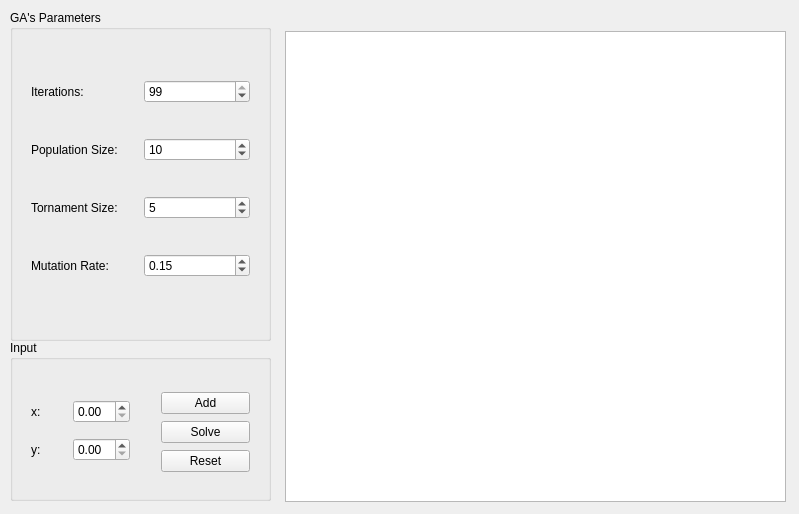
Old version of the form ui.ui in the repository ITE-5th/genetic-tsp.
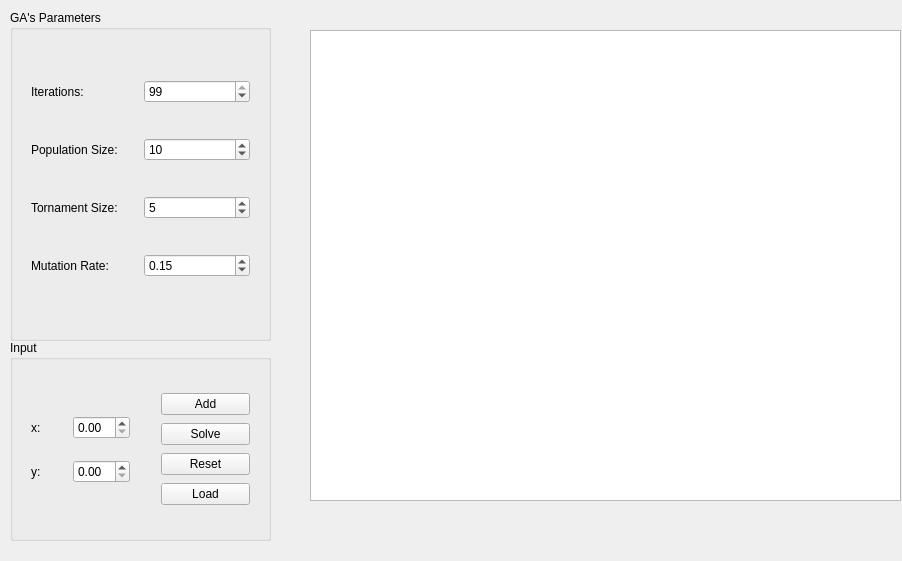
New version of the form. Custom widgets are drawn as their Qt base class.

```diff
--- a/ui.ui
+++ b/ui.ui
@@ -6,8 +6,8 @@
             <rect>
                 <x>0</x>
                 <y>0</y>
-                <width>799</width>
-                <height>514</height>
+                <width>902</width>
+                <height>561</height>
             </rect>
         </property>
         <property name="windowTitle">
@@ -117,7 +117,7 @@
                         <x>10</x>
                         <y>340</y>
                         <width>261</width>
-                        <height>161</height>
+                        <height>201</height>
                     </rect>
                 </property>
                 <property name="title">
@@ -127,9 +127,9 @@
                     <property name="geometry">
                         <rect>
                             <x>10</x>
-                            <y>40</y>
+                            <y>50</y>
                             <width>121</width>
-                            <height>101</height>
+                            <height>121</height>
                         </rect>
                     </property>
                     <layout class="QVBoxLayout" name="verticalLayout_2">
@@ -169,7 +169,7 @@
                             <x>140</x>
                             <y>40</y>
                             <width>111</width>
-                            <height>105</height>
+                            <height>142</height>
                         </rect>
                     </property>
                     <layout class="QVBoxLayout" name="verticalLayout_3">
@@ -194,6 +194,13 @@
                                 </property>
                             </widget>
                         </item>
+                        <item>
+                            <widget class="QPushButton" name="loadButton">
+                                <property name="text">
+                                    <string>Load</string>
+                                </property>
+                            </widget>
+                        </item>
                     </layout>
                 </widget>
             </widget>
@@ -210,9 +217,9 @@
             <widget class="PlotWidget" name="plotWidget">
                 <property name="geometry">
                     <rect>
-                        <x>285</x>
-                        <y>31</y>
-                        <width>501</width>
+                        <x>310</x>
+                        <y>30</y>
+                        <width>591</width>
                         <height>471</height>
                     </rect>
                 </property>
```
